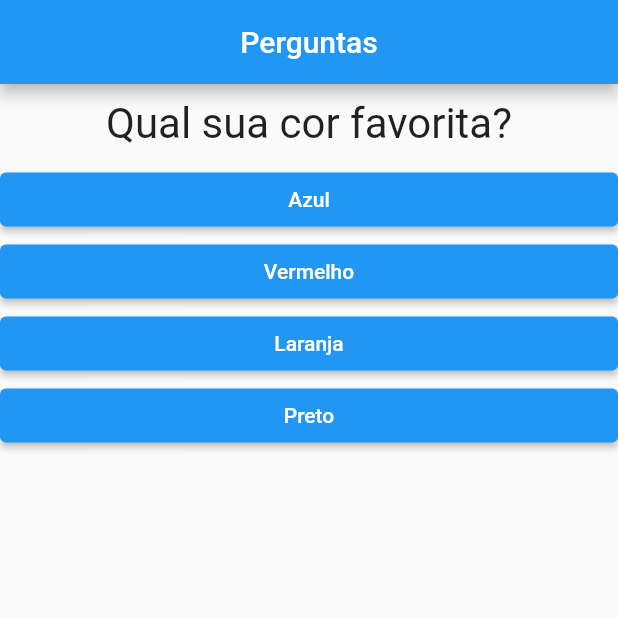
After one commit to Smoow/flutter_quiz_app, a Flutter app: the screen it shows after launch, on a phone screen of 412 x 824 dp, the top half of it. The commit adds this screen. Run offline on Flutter 3.47's test engine with Material 2 defaults, Android fonts, the phone set to English and light mode, and no system bars.

Commit message:
'Forms' component

```diff
--- /dev/null
+++ b/quiz_project/lib/forms.dart
@@ -0,0 +1,32 @@
+import 'package:flutter/material.dart';
+import './question.dart';
+import './answer.dart';
+
+class Forms extends StatelessWidget {
+  final List<Map<String, Object>> questions;
+  final int indexQuestion;
+  final void Function() responder;
+
+  Forms({
+    @required this.questions,
+    @required this.indexQuestion,
+    @required this.responder,
+  });
+
+  bool get hasSelectedAnswer {
+    return indexQuestion < questions.length;
+  }
+
+  @override
+  Widget build(BuildContext context) {
+    List<String> answers =
+        hasSelectedAnswer ? questions[indexQuestion]['answers'] : null;
+
+    return Column(
+      children: [
+        Question(questions[indexQuestion]['text']),
+        ...answers.map((t) => Answer(t, responder)).toList(),
+      ],
+    );
+  }
+}
--- a/quiz_project/lib/main.dart
+++ b/quiz_project/lib/main.dart
@@ -1,6 +1,5 @@
 import 'package:flutter/material.dart';
-import './question.dart';
-import './answer.dart';
+import './forms.dart';
 import './result.dart';
 
 main() => runApp(QuizApp());
@@ -41,9 +40,6 @@ class _QuizAppState extends State<QuizApp> {
 
   @override
   Widget build(BuildContext context) {
-    List<String> answers =
-        hasSelectedAnswer ? _questions[_indexQuestion]['answers'] : null;
-
     return MaterialApp(
       home: Scaffold(
         appBar: AppBar(
@@ -51,12 +47,10 @@ class _QuizAppState extends State<QuizApp> {
           centerTitle: true,
         ),
         body: hasSelectedAnswer
-            ? Column(
-                children: [
-                  Question(_questions[_indexQuestion]['text']),
-                  ...answers.map((t) => Answer(t, _responder)).toList(),
-                ],
-              )
+            ? Forms(
+                questions: _questions,
+                indexQuestion: _indexQuestion,
+                responder: _responder)
             : Result(),
       ),
     );
```
